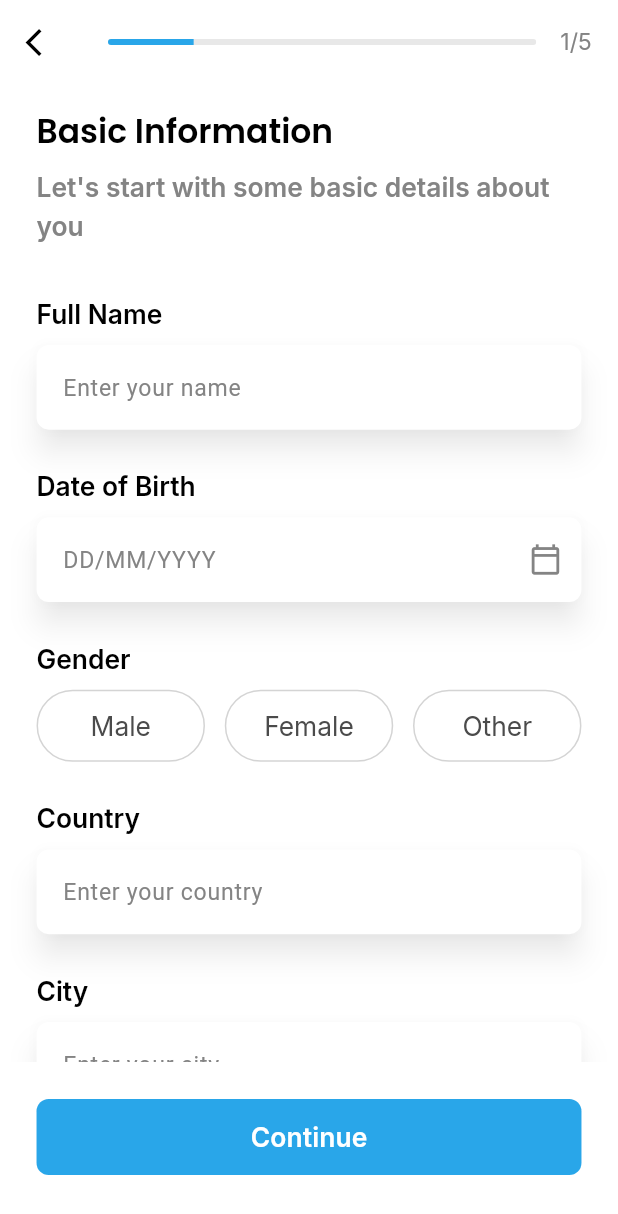
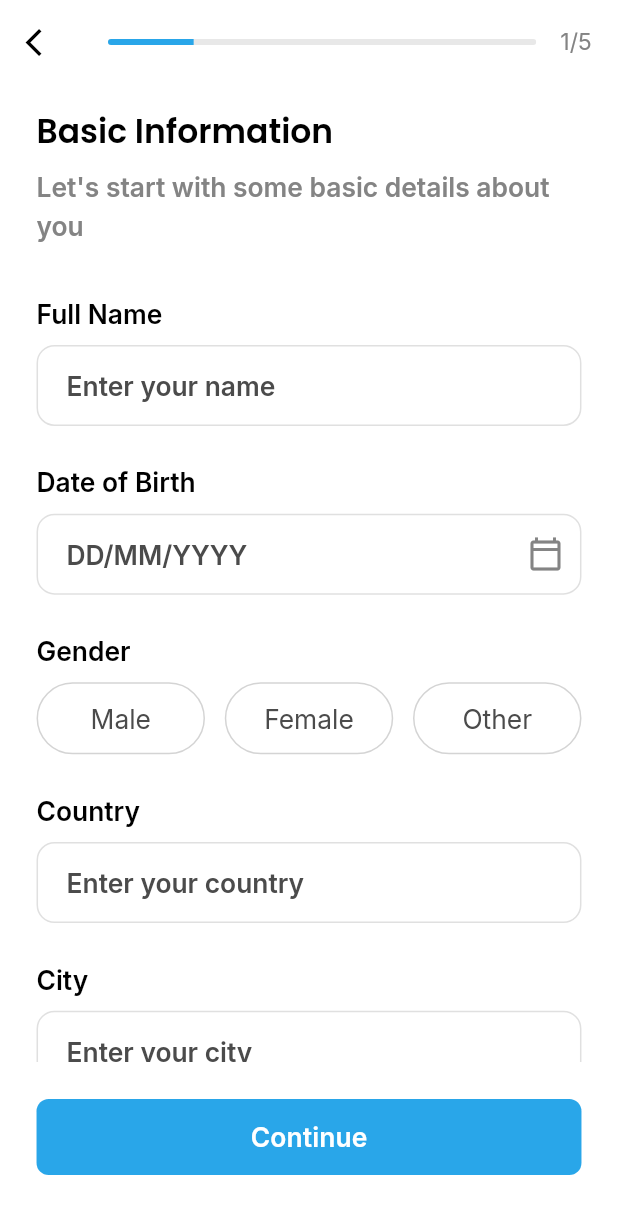
Before and after one commit to Ismail554/AnchorApp, a Flutter app: the screen it shows after launch, after a tap on "Skip", after a tap on "Login", on a phone screen of 412 x 824 dp. Shown: the top 1214 px of the screen. Run offline on Flutter 3.47's test engine with Material 3 defaults, Android fonts, the phone set to English and light mode, and no system bars; our stand-ins replace flutter_screenutil, flutter_svg, google_fonts, image_picker, pinput; network calls fail; project files that could hold a hidden picture were left out.

Commit message:
basic step UI, update with asset

```diff
--- a/lib/core/app_colors.dart
+++ b/lib/core/app_colors.dart
@@ -15,7 +15,7 @@ class AppColors {
   static const Color secondaryColor = Color(0xFFBBBFD7);
 
   /* ==================== Background Colors ==================== */
-  static const Color bgColor = Color(0xFFF0F0F0);
+  static const Color bgColor = Color(0xFFF9FAFB);
   static const Color bgSecondary = Color(0xFFFFFFFF);
   static const Color bgTertiary = Color(0xFFF8F8F8);
   static const Color surface = Color(0xFFFFFFFF);
--- a/lib/core/assets_manager.dart
+++ b/lib/core/assets_manager.dart
@@ -13,6 +13,7 @@ class ImageAssets {
   static const String men3 = "$imagePath/men3.png";
 
   static const String discoverImg1 = "$imagePath/discover_img.png";
+  static const String human = "$imagePath/human.png";
 }
 
 class IconAssets {
--- a/lib/custom_widget/mini_widget/widget_infofield.dart
+++ b/lib/custom_widget/mini_widget/widget_infofield.dart
@@ -1,19 +1,26 @@
 import 'package:flutter/material.dart';
+import 'package:wynante/core/app_colors.dart';
+import 'package:wynante/core/app_padding.dart';
+import 'package:wynante/core/font_manager.dart';
 
-class WidgetInfofield extends StatelessWidget {
+class WidgetInfoField extends StatelessWidget {
   final String labelText;
   final String hintText;
   final TextEditingController controller;
   final bool readOnly;
   final VoidCallback? onTap;
+  final TextInputType? keyboardType;
+  final Widget? suffixIcon;
 
-  const WidgetInfofield({
+  const WidgetInfoField({
     super.key,
     required this.labelText,
     required this.hintText,
     required this.controller,
     this.readOnly = false,
     this.onTap,
+    this.keyboardType,
+    this.suffixIcon,
   });
 
   @override
@@ -21,44 +28,46 @@ class WidgetInfofield extends StatelessWidget {
     return Column(
       crossAxisAlignment: CrossAxisAlignment.start,
       children: [
-        // Label
-        Text(
+        Padding(
+          padding: AppPadding.bottom8,
+          child: Text(
             labelText,
-          style: const TextStyle(
-            fontSize: 14,
-            fontWeight: FontWeight.w500,
+            style: FontManager.bodyMedium(
+              color: AppColors.textPrimary,
+            ).copyWith(fontWeight: FontWeight.w600),
           ),
         ),
-
-        const SizedBox(height: 8),
-
-        // Input Field
-        TextField(
+        GestureDetector(
+          onTap: onTap,
+          child: AbsorbPointer(
+            absorbing: readOnly,
+            child: TextField(
               controller: controller,
               readOnly: readOnly,
-          onTap: onTap,
+              keyboardType: keyboardType,
+              style: FontManager.bodyMedium(color: AppColors.textPrimary),
               decoration: InputDecoration(
                 hintText: hintText,
+                hintStyle: FontManager.bodyMedium(color: AppColors.grey4B),
                 contentPadding: const EdgeInsets.symmetric(
                   horizontal: 16,
                   vertical: 14,
                 ),
+                fillColor: AppColors.white,
+                filled: true,
+                suffixIcon: suffixIcon,
                 border: OutlineInputBorder(
                   borderRadius: BorderRadius.circular(12),
-              borderSide: BorderSide(
-                color: Colors.grey.shade300,
-              ),
+                  borderSide: const BorderSide(color: AppColors.greyD4),
                 ),
                 enabledBorder: OutlineInputBorder(
                   borderRadius: BorderRadius.circular(12),
-              borderSide: BorderSide(
-                color: Colors.grey.shade300,
-              ),
+                  borderSide: BorderSide(color: Colors.grey.shade300),
                 ),
                 focusedBorder: OutlineInputBorder(
                   borderRadius: BorderRadius.circular(12),
-              borderSide: BorderSide(
-                color: Theme.of(context).primaryColor,
+                  borderSide: const BorderSide(color: AppColors.primaryColor),
+                ),
               ),
             ),
           ),
--- a/lib/views/auth/profile_setup/steps/basics_step.dart
+++ b/lib/views/auth/profile_setup/steps/basics_step.dart
@@ -3,7 +3,7 @@ import 'package:wynante/core/app_colors.dart';
 import 'package:wynante/core/app_padding.dart';
 import 'package:wynante/core/app_spacing.dart';
 import 'package:wynante/core/font_manager.dart';
-import 'package:wynante/custom_widget/mini_widget/widget_textfield.dart';
+import 'package:wynante/custom_widget/mini_widget/widget_infofield.dart';
 
 class BasicsStep extends StatelessWidget {
   final TextEditingController nameController;
@@ -41,25 +41,33 @@ class BasicsStep extends StatelessWidget {
             style: FontManager.bodyMedium(color: AppColors.grey),
           ),
           AppSpacing.h32,
-          _buildLabel("Full Name"),
-          WidgetTextfield(
+          WidgetInfoField(
+            labelText: "Full Name",
+            hintText: "Enter your name",
             controller: nameController,
-            hintText: "Enter your name",
           ),
           AppSpacing.h24,
-          _buildLabel("Date of Birth"),
-          GestureDetector(
+          WidgetInfoField(
+            labelText: "Date of Birth",
+            hintText: "DD/MM/YYYY",
+            controller: birthdayController,
+            readOnly: true,
             onTap: onSelectDate,
-            child: AbsorbPointer(
-              child: WidgetTextfield(
-                controller: birthdayController,
-                hintText: "DD/MM/YYYY",
-                suffixIcon: Icons.calendar_today_outlined,
-              ),
+            suffixIcon: const Icon(
+              Icons.calendar_today_outlined,
+              color: AppColors.grey,
             ),
           ),
           AppSpacing.h24,
-          _buildLabel("Gender"),
+          Padding(
+            padding: AppPadding.bottom8,
+            child: Text(
+              "Gender",
+              style: FontManager.bodyMedium(
+                color: AppColors.textPrimary,
+              ).copyWith(fontWeight: FontWeight.w600),
+            ),
+          ),
           Row(
             children: [
               Expanded(child: _genderChip("Male")),
@@ -70,31 +78,19 @@ class BasicsStep extends StatelessWidget {
             ],
           ),
           AppSpacing.h24,
-          _buildLabel("Country"),
-          WidgetTextfield(
+          WidgetInfoField(
+            labelText: "Country",
+            hintText: "Enter your country",
             controller: countryController,
-            hintText: "Enter your country",
           ),
           AppSpacing.h24,
-          _buildLabel("City"),
-          WidgetTextfield(
+          WidgetInfoField(
+            labelText: "City",
+            hintText: "Enter your city",
             controller: cityController,
-            hintText: "Enter your city",
           ),
           AppSpacing.h32,
         ],
-      ),
-    );
-  }
-
-  Widget _buildLabel(String text) {
-    return Padding(
-      padding: AppPadding.bottom8,
-      child: Text(
-        text,
-        style: FontManager.bodyMedium(
-          color: AppColors.textPrimary,
-        ).copyWith(fontWeight: FontWeight.w600),
       ),
     );
   }
@@ -104,11 +100,9 @@ class BasicsStep extends StatelessWidget {
     return GestureDetector(
       onTap: () => onGenderChanged(label),
       child: Container(
-
         height: 48,
         decoration: BoxDecoration(
-
-          color: isSelected ? AppColors.white : AppColors.white,
+          color: AppColors.white,
           border: Border.all(
             color: isSelected ? AppColors.primaryColor : AppColors.greyD4,
             width: isSelected ? 1.5 : 1,
@@ -119,7 +113,6 @@ class BasicsStep extends StatelessWidget {
                   BoxShadow(
                     color: AppColors.primaryColor.withOpacity(0.1),
                     blurRadius: 4,
-
                     offset: const Offset(0, 2),
                   ),
                 ]
```
Also changed, not shown: assets/images/human.png (added). Lines whose indentation alone changed are shown as unchanged.
